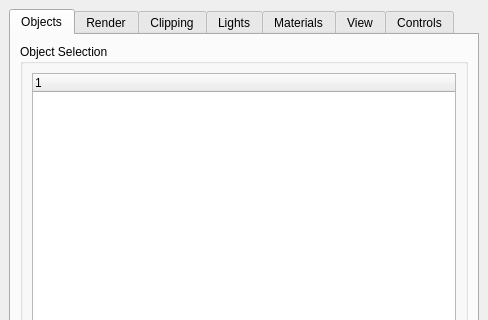
This is src/Interface/Modules/Render/ViewSceneControls.ui in SCIInstitute/SCIRun as Qt 5 draws it before an edit; both pictures show x 0 to 488 and y 0 to 320 of the 488 by 497 pixel window. The edited form follows.
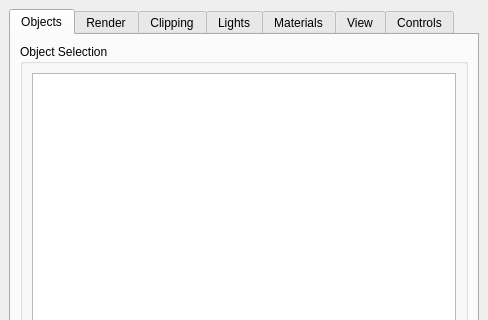
This is the edited form.

Patch:
```diff
--- a/src/Interface/Modules/Render/ViewSceneControls.ui
+++ b/src/Interface/Modules/Render/ViewSceneControls.ui
@@ -59,7 +59,14 @@
           </property>
           <layout class="QVBoxLayout" name="verticalLayout_4">
            <item>
-            <widget class="QTreeWidget" name="objectListWidget_"/>
+            <widget class="QTreeWidget" name="objectListWidget_">
+             <property name="sortingEnabled">
+              <bool>true</bool>
+             </property>
+             <attribute name="headerVisible">
+              <bool>false</bool>
+             </attribute>
+            </widget>
            </item>
            <item>
             <layout class="QHBoxLayout" name="horizontalLayout">
```
